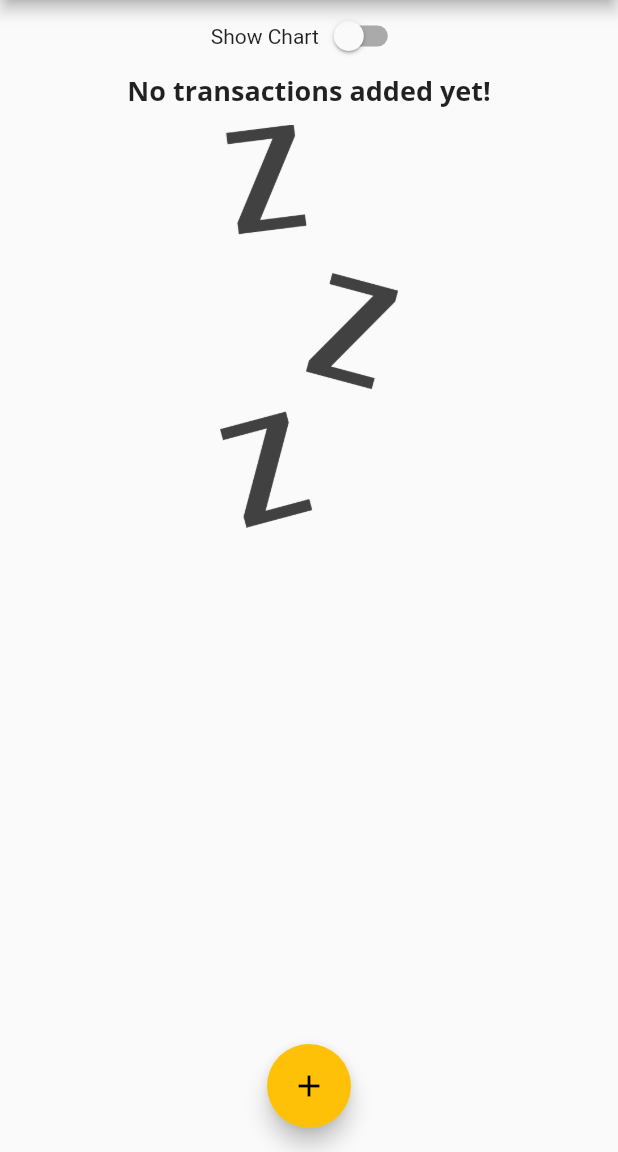
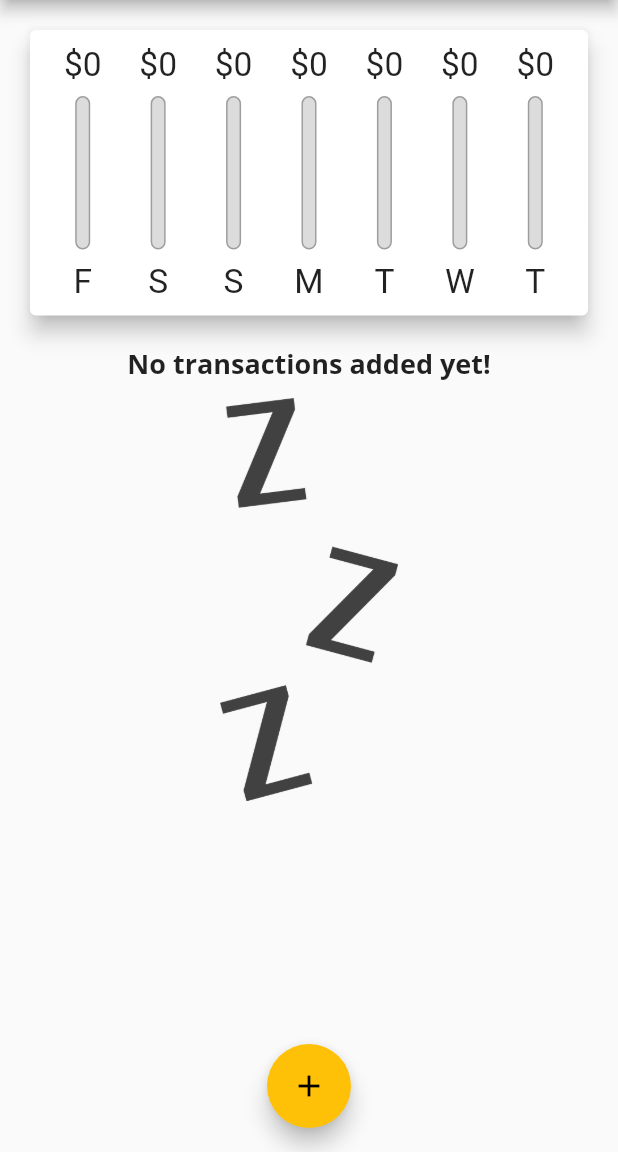
Before and after one commit to ArslanAshraf462/ExpensePlanner, a Flutter app: the screen it shows after launch, on a phone screen of 412 x 824 dp, the part 84-1236 px from its top. Run offline on Flutter 3.47's test engine with Material 2 defaults, Android fonts, the phone set to English and light mode, and no system bars; Roboto replaces fonts that are missing (Open Sans).

```diff
--- a/lib/main.dart
+++ b/lib/main.dart
@@ -114,6 +114,7 @@ class _MyHomePageState extends State<MyHomePage> {
 
   @override
   Widget build(BuildContext context) {
+    final isLandscape = MediaQuery.of(context).orientation == Orientation.landscape;
     final appBar = AppBar(
         title: Text('Personal Expenses',style: TextStyle(fontFamily: 'Open Sans'),),
         actions: [
@@ -122,6 +123,13 @@ class _MyHomePageState extends State<MyHomePage> {
           icon: Icon(Icons.add),),
         ],
       );
+      final txListWidget = Container(
+            height: (MediaQuery.of(context).size.height -
+              appBar.preferredSize.height-
+              MediaQuery.of(context).padding.top)*
+              0.7,
+            child: TransactionList(_userTransactions,_deleteTransaction),
+            );
     return Scaffold(
       appBar: appBar,
       body: SingleChildScrollView(
@@ -129,7 +137,7 @@ class _MyHomePageState extends State<MyHomePage> {
           //mainAxisAlignment: MainAxisAlignment.start,
           crossAxisAlignment: CrossAxisAlignment.stretch,
           children: [
-            Row(
+           if(isLandscape) Row(
               mainAxisAlignment: MainAxisAlignment.center,
               children: [
                 Text('Show Chart'),
@@ -143,20 +151,23 @@ class _MyHomePageState extends State<MyHomePage> {
                 ),
               ],
             ),
-           _showChart ? Container(
+            if(!isLandscape)
+            Container(
+              height: (MediaQuery.of(context).size.height -
+              appBar.preferredSize.height -
+              MediaQuery.of(context).padding.top)*
+              0.3,
+              child: Chart(_recentTransactions),
+              ),
+              if(!isLandscape) txListWidget,
+           if(isLandscape)_showChart ? Container(
               height: (MediaQuery.of(context).size.height -
               appBar.preferredSize.height -
               MediaQuery.of(context).padding.top)*
               0.7,
               child: Chart(_recentTransactions),
               ):
-           Container(
-            height: (MediaQuery.of(context).size.height -
-              appBar.preferredSize.height-
-              MediaQuery.of(context).padding.top)*
-              0.7,
-            child: TransactionList(_userTransactions,_deleteTransaction),
-            ),
+           txListWidget,
           ],
         ),
       ),
```
